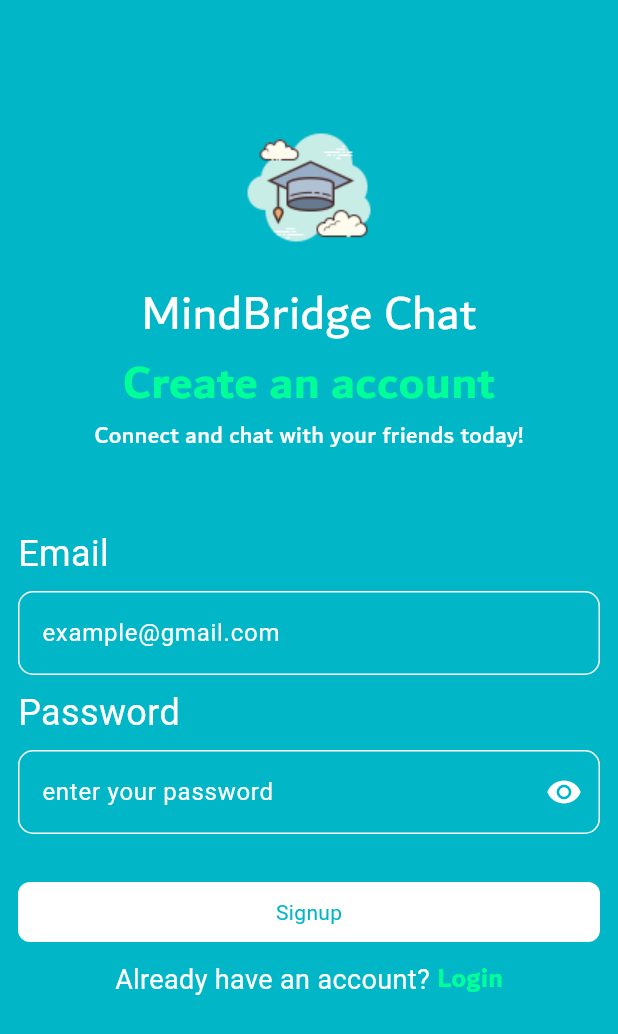
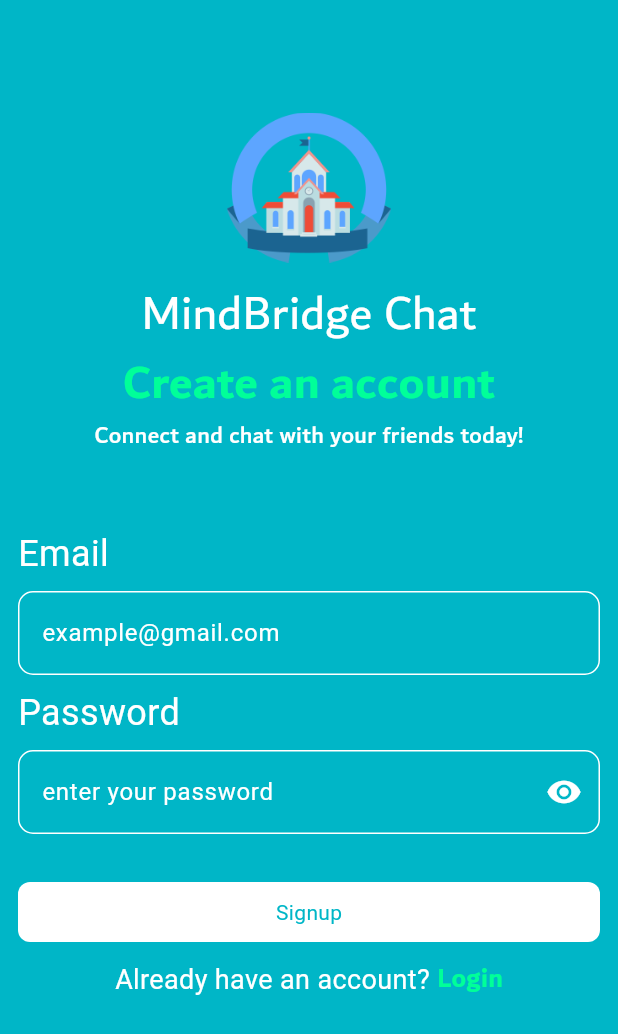
Before and after one commit to Nidhal-Khazene/chat-mobile-app, a Flutter app: the screen it shows after launch, after a tap on "Sign Up", on a phone screen of 412 x 824 dp. Shown: the top 1034 px of the screen. Run offline on Flutter 3.47's test engine with Material 3 defaults, Android fonts, the phone set to English and light mode, and no system bars; drawn by our look-alikes of modal_progress_hud_nsn; our stand-ins replace bloc, cloud_firestore, firebase_auth, firebase_core, flutter_bloc; accounts and stored records are empty; generated files the repository leaves out were written again.

Commit message:
edit logo

```diff
--- a/lib/constants.dart
+++ b/lib/constants.dart
@@ -2,7 +2,7 @@ import "package:flutter/material.dart";
 
 const kPrimaryColor = Color(0xff00b6c7);
 const kSecondaryColor = Color(0xff00ff99);
-const kLogoImage = "assets/images/scholar.png";
+const kLogoImage = "assets/images/logo.png";
 const kMessagesCollection = "messages";
 const kMessageDocument = "message";
 const kCreatedAtDocument = "createdAt";
--- a/lib/views/chat_view.dart
+++ b/lib/views/chat_view.dart
@@ -27,7 +27,8 @@ class _ChatViewState extends State<ChatView> {
         title: Row(
           mainAxisAlignment: MainAxisAlignment.center,
           children: [
-            Image.asset(kLogoImage, height: 55),
+            Image.asset(kLogoImage, height: 50),
+            const SizedBox(width: 10),
             Text(
               "Chat",
               style: TextStyle(
--- a/lib/views/login_view.dart
+++ b/lib/views/login_view.dart
@@ -57,7 +57,7 @@ class _LoginViewState extends State<LoginView> {
               child: ListView(
                 children: [
                   const SizedBox(height: 75),
-                  Image.asset("assets/images/scholar.png", height: 100),
+                  Image.asset(kLogoImage, height: 100),
                   const SizedBox(height: 12),
                   Column(
                     mainAxisAlignment: MainAxisAlignment.center,
--- a/lib/views/signup_view.dart
+++ b/lib/views/signup_view.dart
@@ -54,7 +54,7 @@ class _SignupViewState extends State<SignupView> {
                   child: ListView(
                     children: [
                       const SizedBox(height: 75),
-                      Image.asset("assets/images/scholar.png", height: 100),
+                      Image.asset(kLogoImage, height: 100),
                       const SizedBox(height: 12),
                       Column(
                         mainAxisAlignment: MainAxisAlignment.center,
```
Also changed, not shown: pubspec.yaml (+4 -4 lines), assets/images/Page 1.png (deleted), assets/images/Page 2.png (deleted), assets/images/logo.png (added), assets/images/scholar.png (deleted), pubspec.lock.
